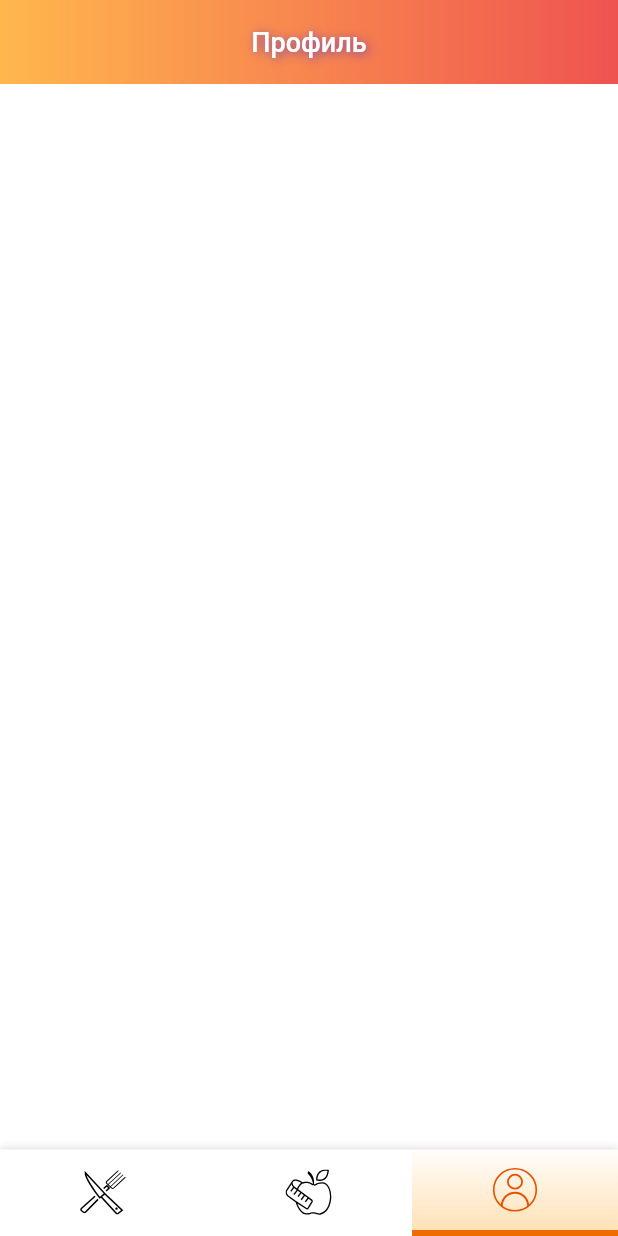
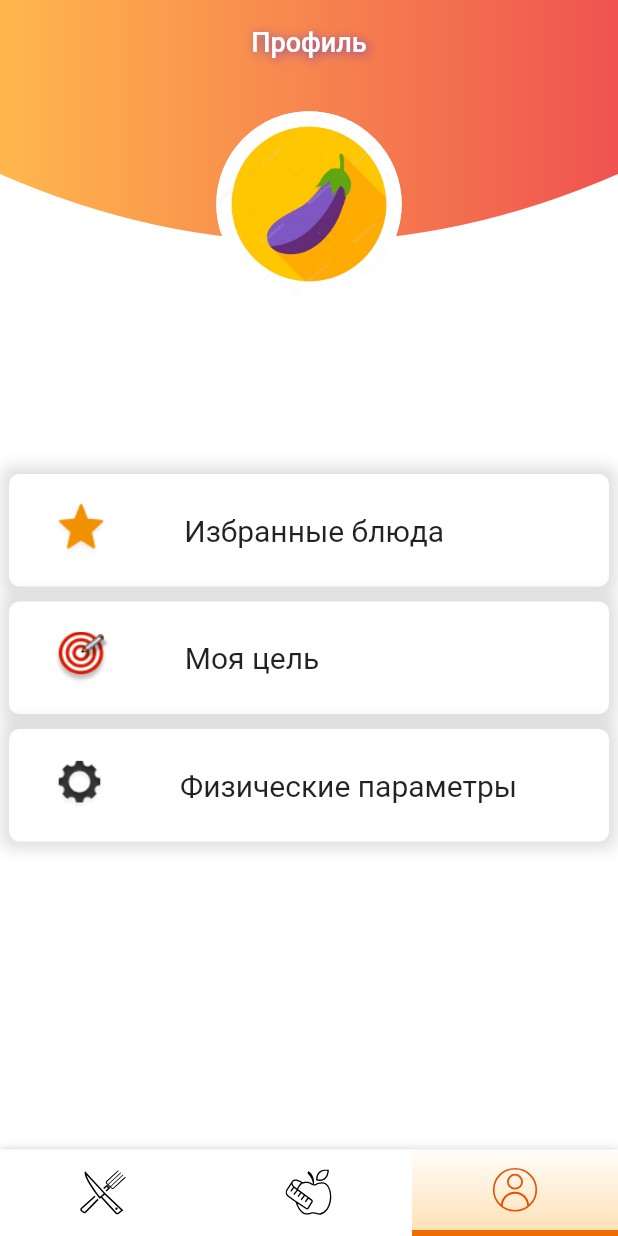
Before and after one commit to Flutfix/git_food_app, a Flutter app: the screen it shows after launch, item 3 of the bottom bar chosen, on a phone screen of 412 x 824 dp. Run offline on Flutter 3.47's test engine with Material 2 defaults, Android fonts, the phone set to English and light mode, and no system bars; our stand-ins replace flutter_svg; network calls fail.

Commit message:
Create Profile Page try three

```diff
--- a/lib/home_widget.dart
+++ b/lib/home_widget.dart
@@ -1,6 +1,5 @@
 import 'package:flutter/material.dart';
 import 'package:flutter_svg/svg.dart';
-
 import 'package:food_app/pages/page1.dart';
 import 'package:food_app/pages/page2.dart';
 import 'package:food_app/pages/page3.dart';
@@ -14,18 +13,18 @@ class _homeState extends State<home> {
   int _curentIndex = 0;
   int pageindex;
 
-
   final List AppbarList = ['Рецепты', 'Тренер', 'Профиль'];
 
   Widget callpages(_curentIndex) {
     switch (_curentIndex) {
       case 0:
         return Pageone();
+        break;
       case 1:
         return Pagetwo();
+        break;
       case 2:
         return Pagethree();
-
         break;
       default:
     }
@@ -35,22 +34,15 @@ class _homeState extends State<home> {
   Widget build(BuildContext context) {
     return Scaffold(
       backgroundColor: Colors.white,
-
       appBar: myAppBar(),
-
       body: callpages(_curentIndex),
-
       bottomNavigationBar: Container(
-        decoration: BoxDecoration(
-          color: Colors.white,
-          boxShadow: <BoxShadow>[
+        decoration: BoxDecoration(color: Colors.white, boxShadow: <BoxShadow>[
           BoxShadow(
-              // color: Colors.black12,
             color: Color(0xFF4B1A39).withOpacity(0.2),
             blurRadius: 4,
           )
-          ]
-        ),
+        ]),
         child: Row(
           children: <Widget>[
             buildBottomBar('assets/icons/knife.svg', 30.15, 30.50, 0),
@@ -62,9 +54,9 @@ class _homeState extends State<home> {
     );
   }
 
- Widget buildBottomBar(String route,double height, double width, int index) {
+  Widget buildBottomBar(String route, double height, double width, int index) {
     return GestureDetector(
-          onTap: (){
+      onTap: () {
         setState(() {
           _curentIndex = index;
         });
@@ -76,46 +68,44 @@ class _homeState extends State<home> {
               height: height,
               width: width,
               fit: BoxFit.fill,
-                color: (_curentIndex == index)? Colors.orange[900] : Colors.black,
+              color:
+                  (_curentIndex == index) ? Colors.orange[900] : Colors.black,
             ),
-              onPressed: null
-            ),
-            height: MediaQuery.of(context).size.height*0.07,
-            width: MediaQuery.of(context).size.width/3,
-            decoration: index == _curentIndex ? BoxDecoration(
-                color: index == _curentIndex ? Colors.green: Colors.white,
+            onPressed: null),
+        height: MediaQuery.of(context).size.height * 0.07,
+        width: MediaQuery.of(context).size.width / 3,
+        decoration: index == _curentIndex
+            ? BoxDecoration(
+                color: index == _curentIndex ? Colors.green : Colors.white,
                 border: Border(
                   bottom: BorderSide(width: 4, color: Colors.orange[800]),
                 ),
-                gradient:  LinearGradient(
-                  colors: [
+                gradient: LinearGradient(colors: [
                   Colors.orange.withOpacity(0.3),
                   Colors.orange.withOpacity(0.015)
-                  ],
-                begin: Alignment.bottomCenter,
-                end: Alignment.topCenter
-                ),
-              ) : BoxDecoration(),
+                ], begin: Alignment.bottomCenter, end: Alignment.topCenter),
+              )
+            : BoxDecoration(),
       ),
     );
   }
-
 
   AppBar myAppBar() {
     return AppBar(
       backgroundColor: Colors.white,
       elevation: 0,
-
       flexibleSpace: Container(
         decoration: BoxDecoration(
-            boxShadow: (_curentIndex == 0)? <BoxShadow>[
+            boxShadow: (_curentIndex == 0)
+                ? <BoxShadow>[
                     BoxShadow(
                       color: Colors.black,
                       blurRadius: 4.0,
-              )] : <BoxShadow>[],
-
-            gradient: LinearGradient(
-                colors: [Colors.orange[300], Colors.red[400]])),
+                    )
+                  ]
+                : <BoxShadow>[],
+            gradient:
+                LinearGradient(colors: [Colors.orange[300], Colors.red[400]])),
       ),
       title: Text(
         AppbarList[_curentIndex],
@@ -124,7 +114,7 @@ class _homeState extends State<home> {
           color: Colors.white,
           shadows: <Shadow>[
             Shadow(
-              offset: Offset(1.5 , 1.5 ),
+              offset: Offset(1.5, 1.5),
               blurRadius: 8.0,
               color: Color.fromARGB(125, 0, 0, 255),
             ),
--- a/lib/pages/page1.dart
+++ b/lib/pages/page1.dart
@@ -1,19 +1,12 @@
 import 'package:flutter/material.dart';
 import 'package:flutter_svg/svg.dart';
 
-
-  class Pageone extends StatelessWidget{
+class Pageone extends StatelessWidget {
   @override
-  Widget build(BuildContext context){
+  Widget build(BuildContext context) {
     return Container(
-      child: ListView(scrollDirection: Axis.vertical,
-
-          // mainAxisAlignment: MainAxisAlignment.spaceAround,
-
-          //main children
-          children: [
+      child: ListView(scrollDirection: Axis.vertical, children: [
         SizedBox(height: 14),
-
         Row(
           mainAxisAlignment: MainAxisAlignment.spaceBetween,
           children: [
@@ -23,10 +16,10 @@ import 'package:flutter_svg/svg.dart';
                 alignment: Alignment.centerLeft,
                 child: Text(
                   'Что нового?',
-                      style:
-                          TextStyle(fontSize: 16, fontWeight: FontWeight.w500),
-
-                      // textAlign: TextAlign.left,
+                  style: TextStyle(
+                      fontSize: 16,
+                      fontWeight:
+                          FontWeight.w500), // textAlign: TextAlign.left,
                 ),
               ),
             ),
@@ -40,11 +33,9 @@ import 'package:flutter_svg/svg.dart';
             ),
           ],
         ),
-
         Center(
             child: Container(
           height: MediaQuery.of(context).size.height * 0.2,
-
           //Что нового ListView
           child: ListView(
             scrollDirection: Axis.horizontal,
@@ -93,25 +84,19 @@ import 'package:flutter_svg/svg.dart';
                   Text('калорийность'),
                 ],
               ),
-
             ],
           ),
         )),
-
         SizedBox(height: 30),
-
         Row(
           mainAxisAlignment: MainAxisAlignment.center,
           children: [
             Text('Просто и Вкусно',
-                    style:
-                        TextStyle(fontSize: 16, fontWeight: FontWeight.w500)),
+                style: TextStyle(fontSize: 16, fontWeight: FontWeight.w500)),
           ],
         ),
-
         // Просто и Вкусно ListView
         Center(
-              //made Listview container
           child: Container(
             height: MediaQuery.of(context).size.height * 0.2,
             child: ListView(
@@ -156,7 +141,6 @@ import 'package:flutter_svg/svg.dart';
             ),
           ),
         ),
-
         // Утреннее меню
         SizedBox(
           height: 30,
@@ -168,11 +152,8 @@ import 'package:flutter_svg/svg.dart';
               padding: const EdgeInsets.only(left: 8.0),
               child: Align(
                 alignment: Alignment.centerLeft,
-                    child: Text(
-                      'Утреннее меню',
-                      style:
-                          TextStyle(fontSize: 16, fontWeight: FontWeight.w500),
-
+                child: Text('Утреннее меню',
+                    style: TextStyle(fontSize: 16, fontWeight: FontWeight.w500)
                     // textAlign: TextAlign.left,
                     ),
               ),
@@ -190,7 +171,6 @@ import 'package:flutter_svg/svg.dart';
         Center(
             child: Container(
           height: MediaQuery.of(context).size.height * 0.2,
-
           //Утреннее меню ListView
           child: ListView(
             scrollDirection: Axis.horizontal,
@@ -243,7 +223,6 @@ import 'package:flutter_svg/svg.dart';
             ],
           ),
         )),
-
         // Утреннее меню
         SizedBox(
           height: 30,
@@ -255,11 +234,8 @@ import 'package:flutter_svg/svg.dart';
               padding: const EdgeInsets.only(left: 8.0),
               child: Align(
                 alignment: Alignment.centerLeft,
-                    child: Text(
-                      'Утреннее меню',
-                      style:
-                          TextStyle(fontSize: 16, fontWeight: FontWeight.w500),
-
+                child: Text('Утреннее меню',
+                    style: TextStyle(fontSize: 16, fontWeight: FontWeight.w500)
                     // textAlign: TextAlign.left,
                     ),
               ),
@@ -277,7 +253,6 @@ import 'package:flutter_svg/svg.dart';
         Center(
             child: Container(
           height: MediaQuery.of(context).size.height * 0.2,
-
           //Утреннее меню ListView
           child: ListView(
             scrollDirection: Axis.horizontal,
@@ -330,7 +305,6 @@ import 'package:flutter_svg/svg.dart';
             ],
           ),
         )),
-
         // Утреннее меню
         SizedBox(
           height: 30,
@@ -344,9 +318,7 @@ import 'package:flutter_svg/svg.dart';
                 alignment: Alignment.centerLeft,
                 child: Text(
                   'Утреннее меню',
-                      style:
-                          TextStyle(fontSize: 16, fontWeight: FontWeight.w500),
-
+                  style: TextStyle(fontSize: 16, fontWeight: FontWeight.w500),
                   // textAlign: TextAlign.left,
                 ),
               ),
@@ -364,7 +336,6 @@ import 'package:flutter_svg/svg.dart';
         Center(
             child: Container(
           height: MediaQuery.of(context).size.height * 0.2,
-
           //Утреннее меню ListView
           child: ListView(
             scrollDirection: Axis.horizontal,
@@ -417,7 +388,6 @@ import 'package:flutter_svg/svg.dart';
             ],
           ),
         )),
-
         // Утреннее меню
         SizedBox(
           height: 30,
@@ -431,9 +401,7 @@ import 'package:flutter_svg/svg.dart';
                 alignment: Alignment.centerLeft,
                 child: Text(
                   'Утреннее меню',
-                      style:
-                          TextStyle(fontSize: 16, fontWeight: FontWeight.w500),
-
+                  style: TextStyle(fontSize: 16, fontWeight: FontWeight.w500),
                   // textAlign: TextAlign.left,
                 ),
               ),
@@ -451,7 +419,6 @@ import 'package:flutter_svg/svg.dart';
         Center(
             child: Container(
           height: MediaQuery.of(context).size.height * 0.2,
-
           //Утреннее меню ListView
           child: ListView(
             scrollDirection: Axis.horizontal,
@@ -504,7 +471,6 @@ import 'package:flutter_svg/svg.dart';
             ],
           ),
         )),
-
         // Утреннее меню
         SizedBox(
           height: 30,
@@ -518,9 +484,7 @@ import 'package:flutter_svg/svg.dart';
                 alignment: Alignment.centerLeft,
                 child: Text(
                   'Утреннее меню',
-                      style:
-                          TextStyle(fontSize: 16, fontWeight: FontWeight.w500),
-
+                  style: TextStyle(fontSize: 16, fontWeight: FontWeight.w500),
                   // textAlign: TextAlign.left,
                 ),
               ),
@@ -538,7 +502,6 @@ import 'package:flutter_svg/svg.dart';
         Center(
             child: Container(
           height: MediaQuery.of(context).size.height * 0.2,
-
           //Утреннее меню ListView
           child: ListView(
             scrollDirection: Axis.horizontal,
@@ -591,7 +554,6 @@ import 'package:flutter_svg/svg.dart';
             ],
           ),
         )),
-
         // Утреннее меню
         SizedBox(
           height: 30,
@@ -605,9 +567,7 @@ import 'package:flutter_svg/svg.dart';
                 alignment: Alignment.centerLeft,
                 child: Text(
                   'Утреннее меню',
-                      style:
-                          TextStyle(fontSize: 16, fontWeight: FontWeight.w500),
-
+                  style: TextStyle(fontSize: 16, fontWeight: FontWeight.w500),
                   // textAlign: TextAlign.left,
                 ),
               ),
@@ -625,7 +585,6 @@ import 'package:flutter_svg/svg.dart';
         Center(
             child: Container(
           height: MediaQuery.of(context).size.height * 0.2,
-
           //Утреннее меню ListView
           child: ListView(
             scrollDirection: Axis.horizontal,
@@ -679,7 +638,6 @@ import 'package:flutter_svg/svg.dart';
           ),
         ))
       ]),
-
     );
   }
 }
--- a/lib/pages/page3.dart
+++ b/lib/pages/page3.dart
@@ -1,9 +1,103 @@
 import 'package:flutter/material.dart';
+import 'package:flutter_svg/svg.dart';
 
+class Pagethree extends StatelessWidget {
+  @override
+  Widget build(BuildContext context) {
+    return Column(
+      children: [
+        SizedBox(
+          height: 160,
+          child: Stack(children: <Widget>[
+            ClipPath(
+              clipper: CustomShape(),
+              child: Container(
+                height: 150,
+                decoration: BoxDecoration(
+                    gradient: LinearGradient(
+                        colors: [Colors.orange[300], Colors.red[400]])),
+              ),
+            ),
+            Center(
+              child: Container(
+                height: MediaQuery.of(context).size.height * 0.15,
+                width: MediaQuery.of(context).size.height * 0.15,
+                decoration: BoxDecoration(
+                  border: Border.all(
+                      color: Colors.white,
+                      width: MediaQuery.of(context).size.height * 0.001),
+                  shape: BoxShape.circle,
+                  image: DecorationImage(
+                      fit: BoxFit.cover,
+                      image: AssetImage('assets/images/user_image.png')),
+                ),
+              ),
+            )
+          ]),
+        ),
+        SizedBox(height: 100),
+        Column(children: <Widget>[
+          buildContainer('assets/images/profile_star.png', 36.83, 37.09,
+              'Избранные блюда'),
+          SizedBox(height: 10),
+          buildContainer(
+              'assets/images/profile_darts.png', 37.19, 34.84, 'Моя цель'),
+          SizedBox(height: 10),
+          buildContainer('assets/images/profile_settings.png', 34.0, 34.0,
+              'Физические параметры'),
+        ])
+      ],
+    );
+  }
 
-class Pagethree extends StatelessWidget{
-  @override
-  Widget build(BuildContext context){
-    return Container(color: Colors.white);
+  Container buildContainer(
+      String route, double width, double height, String textButton) {
+    return Container(
+      decoration: BoxDecoration(
+          borderRadius: BorderRadius.circular(7.0),
+          color: Colors.white,
+          boxShadow: <BoxShadow>[
+            BoxShadow(color: Colors.black12, spreadRadius: 5, blurRadius: 8)
+          ]),
+      child: Container(
+        width: 400,
+        height: 75,
+        child: Row(
+          children: [
+            SizedBox(width: 30),
+            Image(
+              image: AssetImage(route),
+              width: width,
+              height: height,
+            ),
+            Container(
+                padding: EdgeInsets.only(left: 50),
+                child: Text(
+                  textButton,
+                  style: TextStyle(fontSize: 20),
+                ))
+          ],
+        ),
+      ),
+    );
   }
 }
+
+class CustomShape extends CustomClipper<Path> {
+  @override
+  Path getClip(Size size) {
+    var path = Path();
+    double height = size.height;
+    double wigth = size.width;
+    path.lineTo(0, height - 90);
+    path.quadraticBezierTo(wigth / 2, height, wigth, height - 90);
+    path.lineTo(wigth, 0);
+    path.close();
+    return path;
+  }
+
+  @override
+  bool shouldReclip(oldClipper) {
+    return true;
+  }
+}
```
Also changed, not shown: lib/pages/page2.dart (+16 -22 lines), assets/images/profile_darts.png (added), assets/images/profile_settings.png (added), assets/images/profile_star.png (added), assets/images/user_image.png (added). Lines whose indentation alone changed are shown as unchanged.
